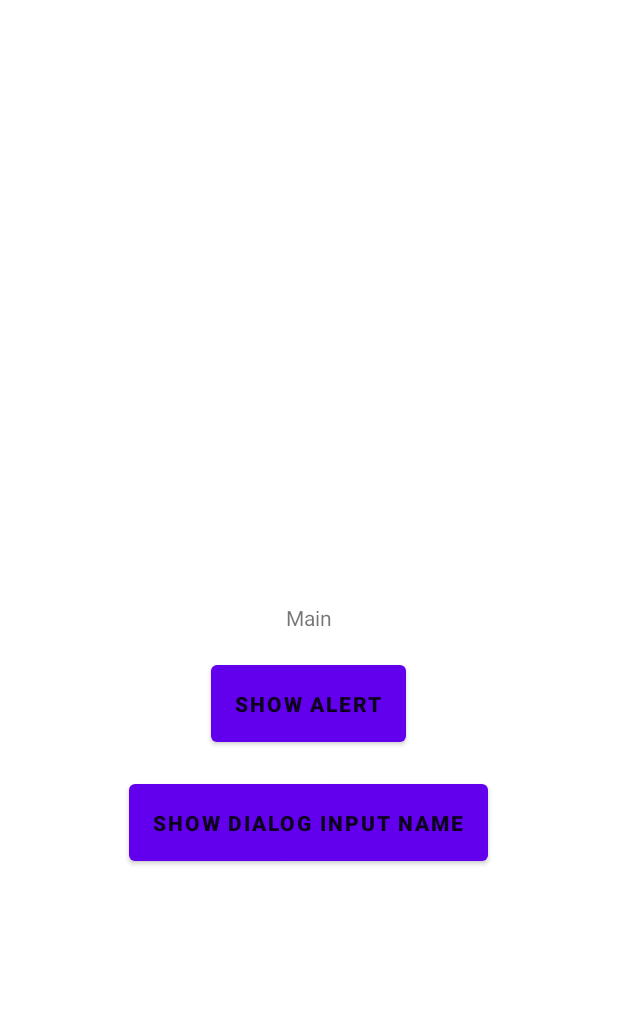
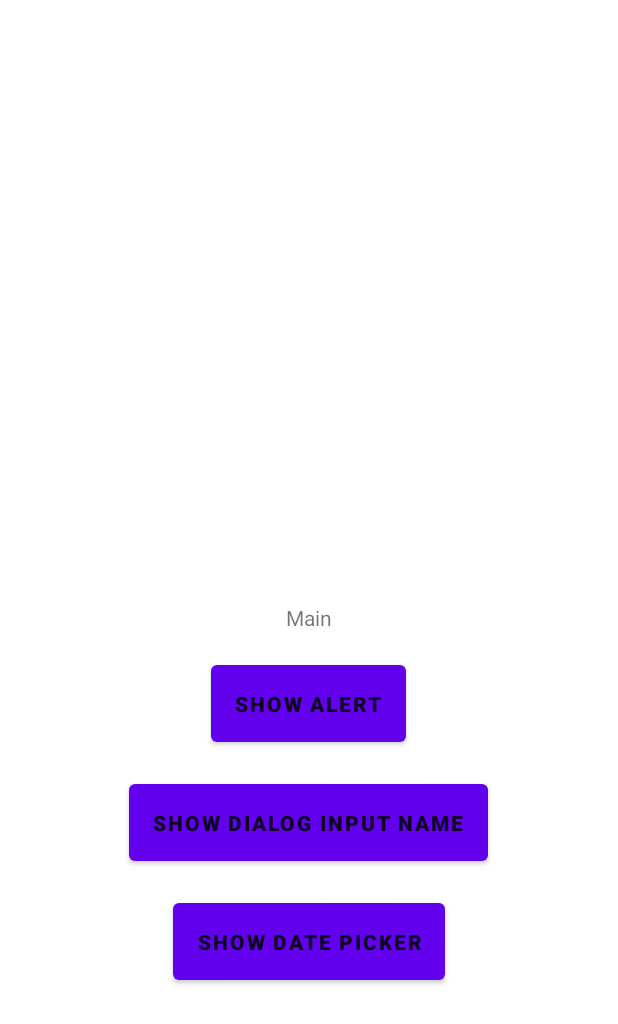
Before and after one commit to mncinnovation/mnc-android-code-standard-core, an Android app: the layout activity_main.xml on its own in the app's theme, with its tools: preview values and no code run, on a phone screen of 412 x 824 dp. Shown: the top 1024 px of the screen. Run offline under Robolectric (Android 15) with nearby library versions, the phone set to English and light mode, and no system bars.

Commit message:
Add base date picker to input date at core

```diff
--- a/app/src/main/res/layout/activity_main.xml
+++ b/app/src/main/res/layout/activity_main.xml
@@ -39,4 +39,18 @@
         android:textSize="@dimen/body2_font_size"
         android:textStyle="bold" />
 
+    <Button
+        android:id="@+id/btnShowDatePicker"
+        style="@style/TextAppearance.AppCompat.Button"
+        android:layout_width="wrap_content"
+        android:layout_height="wrap_content"
+        android:layout_below="@id/btnShowInputName"
+        android:layout_centerHorizontal="true"
+        android:layout_marginTop="@dimen/margin_large"
+        android:padding="@dimen/padding_large"
+        android:text="Show Date Picker"
+        android:textSize="@dimen/body2_font_size"
+        android:textStyle="bold" />
+
+
 </RelativeLayout>
--- a/core/src/main/java/com/mncgroup/core/util/ext/AlertDialogs.kt
+++ b/core/src/main/java/com/mncgroup/core/util/ext/AlertDialogs.kt
@@ -1,5 +1,6 @@
 package com.mncgroup.core.util.ext
 
+import android.app.DatePickerDialog
 import android.content.Context
 import android.content.DialogInterface
 import androidx.appcompat.app.AlertDialog
```
Also changed, not shown: app/src/main/java/com/mncgroup/mnccore/ui/MainActivity.kt (+13 -0 lines), core/src/main/java/com/mncgroup/core/util/ext/DateUtils.kt (+34 -5 lines).
